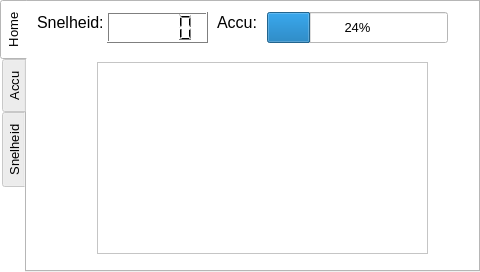
The window that mainwindow.ui (jorismathijssen/PTView) describes before a commit, drawn with Qt 5.
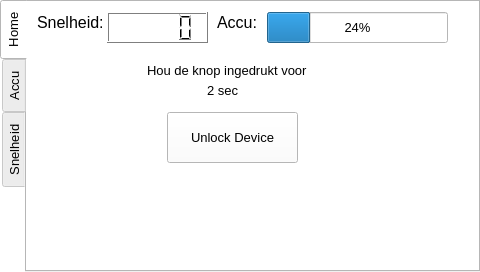
The same window after the commit. Custom widgets are drawn as their Qt base class.

```diff
--- a/mainwindow.ui
+++ b/mainwindow.ui
@@ -951,14 +951,43 @@
        <string>Snelheid:</string>
       </property>
      </widget>
-     <widget class="QTextBrowser" name="textBrowser">
+     <widget class="QPushButton" name="Unlock">
       <property name="geometry">
        <rect>
-        <x>70</x>
+        <x>140</x>
+        <y>110</y>
+        <width>131</width>
+        <height>51</height>
+       </rect>
+      </property>
+      <property name="text">
+       <string>Unlock Device</string>
+      </property>
+     </widget>
+     <widget class="QLabel" name="label">
+      <property name="geometry">
+       <rect>
+        <x>120</x>
         <y>60</y>
-        <width>331</width>
-        <height>192</height>
+        <width>181</width>
+        <height>17</height>
        </rect>
+      </property>
+      <property name="text">
+       <string>Hou de knop ingedrukt voor </string>
+      </property>
+     </widget>
+     <widget class="QLabel" name="label_4">
+      <property name="geometry">
+       <rect>
+        <x>180</x>
+        <y>80</y>
+        <width>67</width>
+        <height>17</height>
+       </rect>
+      </property>
+      <property name="text">
+       <string>2 sec</string>
       </property>
      </widget>
     </widget>
```
Left out of the diff: 2 changed lines with no effect on the pictures.
